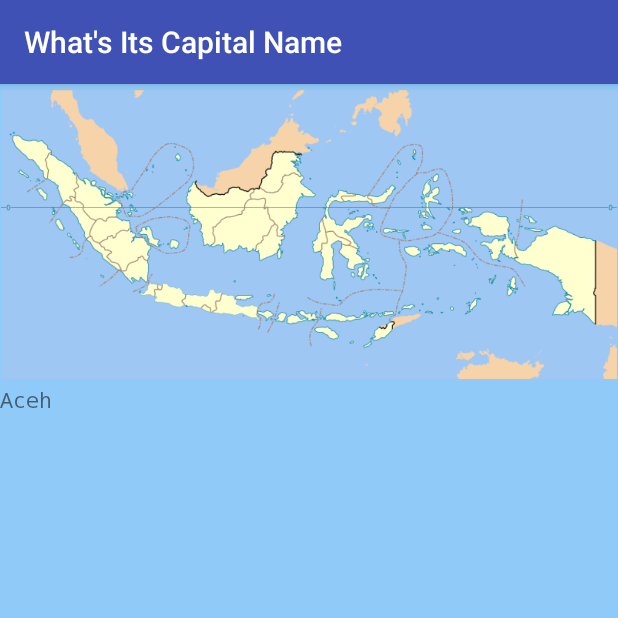
After one commit to faqiharifian/GeographicQuiz, an Android app: the QuizActivity screen opened directly, with no data from a screen before it, on a phone screen of 412 x 824 dp, the top half of it. The commit adds this screen. Run offline under Robolectric (Android 15) with nearby library versions, the phone set to English and light mode, and no system bars.

Commit message:
add quiz activity, view pager and its components (pager adapter, fragment) to display quiz

```diff
--- a/app/build.gradle
+++ b/app/build.gradle
@@ -26,5 +26,6 @@ dependencies {
     })
     compile 'com.android.support:appcompat-v7:25.3.1'
     compile 'com.android.support.constraint:constraint-layout:1.0.0-alpha9'
+    compile 'com.android.support:support-v4:25.3.1'
     testCompile 'junit:junit:4.12'
 }
--- a/app/src/main/AndroidManifest.xml
+++ b/app/src/main/AndroidManifest.xml
@@ -9,13 +9,14 @@
         android:roundIcon="@mipmap/ic_launcher_round"
         android:supportsRtl="true"
         android:theme="@style/AppTheme">
-        <activity android:name="com.arifian.udacity.whatsitscapitalname.MainActivity">
+        <activity android:name=".MainActivity">
             <intent-filter>
                 <action android:name="android.intent.action.MAIN" />
 
                 <category android:name="android.intent.category.LAUNCHER" />
             </intent-filter>
         </activity>
+        <activity android:name=".QuizActivity"></activity>
     </application>
 
 </manifest>
--- /dev/null
+++ b/app/src/main/java/com/arifian/udacity/whatsitscapitalname/QuizActivity.java
@@ -0,0 +1,60 @@
+package com.arifian.udacity.whatsitscapitalname;
+
+import android.os.Bundle;
+import android.support.v4.view.ViewPager;
+import android.support.v7.app.AppCompatActivity;
+
+import com.arifian.udacity.whatsitscapitalname.adapter.QuizFragmentStatePagerAdapter;
+import com.arifian.udacity.whatsitscapitalname.entities.Province;
+
+import java.util.ArrayList;
+
+public class QuizActivity extends AppCompatActivity {
+    ArrayList<Province> provinces;
+
+    @Override
+    protected void onCreate(Bundle savedInstanceState) {
+        super.onCreate(savedInstanceState);
+        setContentView(R.layout.activity_quiz);
+
+        // Data for quiz (province, capital, island, imageUrl)
+        provinces = new ArrayList<>();
+        provinces.add(new Province("Aceh", "Banda Aceh", "Sumatera", "http://i.imgur.com/kLRJLPU.png"));
+        provinces.add(new Province("Sumatera Utara", "Medan", "Sumatera", "http://i.imgur.com/vForDnN.png"));
+        provinces.add(new Province("Sumatera Barat", "Padang", "Sumatera", "http://i.imgur.com/3w7hIQw.png"));
+        provinces.add(new Province("Sumatera Selatan", "Palembang", "Sumatera", "http://i.imgur.com/RsXNcFG.png"));
+        provinces.add(new Province("Riau", "Pekanbaru", "Sumatera", "http://i.imgur.com/hqLyKpX.png"));
+        provinces.add(new Province("Kepulauan Riau", "Tanjung Pinang", "Sumatera", "http://i.imgur.com/jQtixYI.png"));
+        provinces.add(new Province("Jambi", "Jambi", "Sumatera", "http://i.imgur.com/7DphCCY.png"));
+        provinces.add(new Province("Bengkulu", "Bengkulu", "Sumatera", "http://i.imgur.com/xKfKGYi.png"));
+        provinces.add(new Province("Kepulauan Bangka Belitung", "Pangkalpinang", "Sumatera", "http://i.imgur.com/W2sLI9a.png"));
+        provinces.add(new Province("Lampung", "Bandar Lampung", "Sumatera", "http://i.imgur.com/8wj4nqS.png"));
+        provinces.add(new Province("Jakarta", "Jakarta", "Jawa", "http://i.imgur.com/XRUgwAS.png"));
+        provinces.add(new Province("Banten", "Serang", "Jawa", "http://i.imgur.com/me7pjGO.png"));
+        provinces.add(new Province("Jawa Barat", "Bandung", "Jawa", "http://i.imgur.com/SJu0b83.png"));
+        provinces.add(new Province("Jawa Tengah", "Semarang", "Jawa", "http://i.imgur.com/9eEKRE4.png"));
+        provinces.add(new Province("Jawa Timur", "Surabaya", "Jawa", "http://i.imgur.com/uAqyBfF.png"));
+        provinces.add(new Province("Yogyakarta", "Yogyakarta", "Jawa", "http://i.imgur.com/6PVDnDD.png"));
+        provinces.add(new Province("Kalimantan Utara", "Tanjungselor", "Kalimantan", "http://i.imgur.com/fgLpFJW.png"));
+        provinces.add(new Province("Kalimantan Barat", "Pontianak", "Kalimantan", "http://i.imgur.com/jy5thbo.png"));
+        provinces.add(new Province("Kalimantan Selatan", "Banjarmasin", "Kalimantan", "http://i.imgur.com/np2ldeI.png"));
+        provinces.add(new Province("Kalimantan Tengah", "Palangkaraya", "Kalimantan", "http://i.imgur.com/Q4FbaGx.png"));
+        provinces.add(new Province("Kalimantan Timur", "Samarinda", "Kalimantan", "http://i.imgur.com/h6zH3JM.png"));
+        provinces.add(new Province("Gorontalo", "Gorontalo", "Sulawesi", "http://i.imgur.com/Webalss.png"));
+        provinces.add(new Province("Sulawesi Utara", "Manado", "Sulawesi", "http://i.imgur.com/9RusG1i.png"));
+        provinces.add(new Province("Sulawesi Barat", "Mamuju", "Sulawesi", "http://i.imgur.com/YGFjFDx.png"));
+        provinces.add(new Province("Sulawesi Selatan", "Makassar", "Sulawesi", "http://i.imgur.com/HazvkkC.png"));
+        provinces.add(new Province("Sulawesi Tengah", "Palu", "Sulawesi", "http://i.imgur.com/uOdPOsm.png"));
+        provinces.add(new Province("Sulawesi Tenggara", "Kendari", "Sulawesi", "http://i.imgur.com/GoL5btT.png"));
+        provinces.add(new Province("Bali", "Denpasar", "Nusa Tenggara", "http://i.imgur.com/BFPQifg.png"));
+        provinces.add(new Province("Nusa Tenggara Barat", "Mataram", "Nusa Tenggara", "http://i.imgur.com/BKoKD7Q.png"));
+        provinces.add(new Province("Nusa Tenggara Timur", "Kupang", "Nusa Tenggara", "http://i.imgur.com/k5jwUGj.png"));
+        provinces.add(new Province("Maluku", "Ambon", "Maluku", "http://i.imgur.com/jLlYvAF.png"));
+        provinces.add(new Province("Maluku Utara", "Sofifi", "Maluku", "http://i.imgur.com/wpB23oQ.png"));
+        provinces.add(new Province("Papua", "Jayapura", "Papua", "http://i.imgur.com/rWgDUlk.png"));
+        provinces.add(new Province("Papua Barat", "Manokwari", "Papua", "http://i.imgur.com/XJvIZUg.png"));
+
+        ViewPager pager = (ViewPager)findViewById(R.id.pager);
+        pager.setAdapter(new QuizFragmentStatePagerAdapter(provinces, getSupportFragmentManager()));
+    }
+}
--- /dev/null
+++ b/app/src/main/java/com/arifian/udacity/whatsitscapitalname/adapter/QuizFragmentStatePagerAdapter.java
@@ -0,0 +1,63 @@
+package com.arifian.udacity.whatsitscapitalname.adapter;
+
+import android.os.Bundle;
+import android.support.v4.app.Fragment;
+import android.support.v4.app.FragmentManager;
+import android.support.v4.app.FragmentStatePagerAdapter;
+import android.util.SparseArray;
+import android.view.ViewGroup;
+
+import com.arifian.udacity.whatsitscapitalname.entities.Province;
+import com.arifian.udacity.whatsitscapitalname.fragment.QuizFragment;
+
+import java.util.ArrayList;
+
+/**
+ * Created by faqih on 13/04/17.
+ */
+
+public class QuizFragmentStatePagerAdapter extends FragmentStatePagerAdapter {
+    // Sparse array to keep track of registered fragments in memory
+    private SparseArray<Fragment> registeredFragments = new SparseArray<>();
+    ArrayList<Province> provinces;
+
+    public QuizFragmentStatePagerAdapter(ArrayList<Province> provinces, FragmentManager fm) {
+        super(fm);
+        this.provinces = provinces;
+    }
+
+    // Register the fragment when the item is instantiated
+    @Override
+    public Object instantiateItem(ViewGroup container, int position) {
+        Fragment fragment = (Fragment) super.instantiateItem(container, position);
+        registeredFragments.put(position, fragment);
+        return fragment;
+    }
+
+    // Unregister when the item is inactive
+    @Override
+    public void destroyItem(ViewGroup container, int position, Object object) {
+        registeredFragments.remove(position);
+        super.destroyItem(container, position, object);
+    }
+
+    // Returns the fragment for the position (if instantiated)
+    public Fragment getRegisteredFragment(int position) {
+        return registeredFragments.get(position);
+    }
+
+    // Initiate fragment and pass province to it
+    @Override
+    public Fragment getItem(int position) {
+        Bundle args = new Bundle();
+        args.putSerializable(QuizFragment.KEY, provinces.get(position));
+        Fragment fragment = new QuizFragment();
+        fragment.setArguments(args);
+        return fragment;
+    }
+
+    @Override
+    public int getCount() {
+        return provinces.size();
+    }
+}
--- /dev/null
+++ b/app/src/main/java/com/arifian/udacity/whatsitscapitalname/entities/Province.java
@@ -0,0 +1,34 @@
+package com.arifian.udacity.whatsitscapitalname.entities;
+
+import java.io.Serializable;
+
+/**
+ * Created by faqih on 12/04/17.
+ */
+
+public class Province implements Serializable {
+    String provinceName, capitalName, islandName, image;
+
+    public Province(String provinceName, String capitalName, String islandName, String image) {
+        this.provinceName = provinceName;
+        this.capitalName = capitalName;
+        this.islandName = islandName;
+        this.image = image;
+    }
+
+    public String getProvinceName() {
+        return provinceName;
+    }
+
+    public String getCapitalName() {
+        return capitalName;
+    }
+
+    public String getIslandName() {
+        return islandName;
+    }
+
+    public String getImage() {
+        return image;
+    }
+}
--- /dev/null
+++ b/app/src/main/java/com/arifian/udacity/whatsitscapitalname/fragment/QuizFragment.java
@@ -0,0 +1,42 @@
+package com.arifian.udacity.whatsitscapitalname.fragment;
+
+
+import android.os.Bundle;
+import android.support.annotation.Nullable;
+import android.support.v4.app.Fragment;
+import android.view.LayoutInflater;
+import android.view.View;
+import android.view.ViewGroup;
+import android.widget.TextView;
+
+import com.arifian.udacity.whatsitscapitalname.R;
+import com.arifian.udacity.whatsitscapitalname.entities.Province;
+
+/**
+ * A simple {@link Fragment} subclass.
+ */
+public class QuizFragment extends Fragment {
+    public static final String KEY = "province";
+    Province province;
+
+    public QuizFragment() {
+        // Required empty public constructor
+    }
+
+
+    @Override
+    public void onCreate(@Nullable Bundle savedInstanceState) {
+        super.onCreate(savedInstanceState);
+    }
+
+    @Override
+    public View onCreateView(LayoutInflater inflater, ViewGroup container,
+                             Bundle savedInstanceState) {
+        // Get province from argument and set it to text view
+        province = (Province) getArguments().getSerializable(KEY);
+        View view = inflater.inflate(R.layout.fragment_quiz, container, false);
+        ((TextView)view.findViewById(R.id.province_name_textview)).setText(province.getProvinceName());
+        return view;
+    }
+
+}
--- a/app/src/main/res/drawable/bg_button.xml
+++ b/app/src/main/res/drawable/bg_button.xml
@@ -1,5 +1,6 @@
 <?xml version="1.0" encoding="utf-8"?>
 <selector xmlns:android="http://schemas.android.com/apk/res/android">
+    <!-- color primary when button not pressed -->
     <item
         android:state_pressed="false">
         <shape android:shape="rectangle" >
@@ -19,6 +20,7 @@
 
         </shape>
     </item>
+    <!-- color accent when button pressed -->
     <item
         android:state_pressed="true">
         <shape android:shape="rectangle" >
--- /dev/null
+++ b/app/src/main/res/layout/activity_quiz.xml
@@ -0,0 +1,15 @@
+<?xml version="1.0" encoding="utf-8"?>
+<LinearLayout xmlns:android="http://schemas.android.com/apk/res/android"
+    xmlns:tools="http://schemas.android.com/tools"
+    android:layout_width="match_parent"
+    android:layout_height="match_parent"
+    android:orientation="vertical"
+    android:background="@color/background"
+    tools:context="com.arifian.udacity.whatsitscapitalname.QuizActivity">
+
+    <android.support.v4.view.ViewPager
+        android:id="@+id/pager"
+        android:layout_height="match_parent"
+        android:layout_width="match_parent"/>
+
+</LinearLayout>
--- /dev/null
+++ b/app/src/main/res/layout/fragment_quiz.xml
@@ -0,0 +1,21 @@
+<LinearLayout xmlns:android="http://schemas.android.com/apk/res/android"
+    xmlns:tools="http://schemas.android.com/tools" android:layout_width="match_parent"
+    android:layout_height="match_parent"
+    android:orientation="vertical"
+    tools:context="com.arifian.udacity.whatsitscapitalname.fragment.QuizFragment">
+
+    <ImageView
+        android:id="@+id/province_imageview"
+        android:layout_width="match_parent"
+        android:layout_height="wrap_content"
+        android:layout_marginTop="@dimen/vertical_space"
+        android:layout_marginBottom="@dimen/vertical_space"
+        android:adjustViewBounds="true"
+        android:src="@drawable/indonesia"/>
+    <TextView
+        android:id="@+id/province_name_textview"
+        android:layout_width="wrap_content"
+        android:layout_height="wrap_content"
+        android:text="JINR IJGNERJI NGIJRNGIREN G"/>
+
+</LinearLayout>
--- a/app/src/main/res/values/styles.xml
+++ b/app/src/main/res/values/styles.xml
@@ -9,6 +9,7 @@
         <item name="android:typeface">monospace</item>
     </style>
 
+    <!-- Default style for buttons -->
     <style name="default_button">
         <item name="android:background">@drawable/bg_button</item>
         <item name="android:textColor">@android:color/white</item>
```
Also changed, not shown: app/src/main/java/com/arifian/udacity/whatsitscapitalname/MainActivity.java (+11 -75 lines), app/src/main/res/layout/activity_main.xml (+10 -7 lines).
